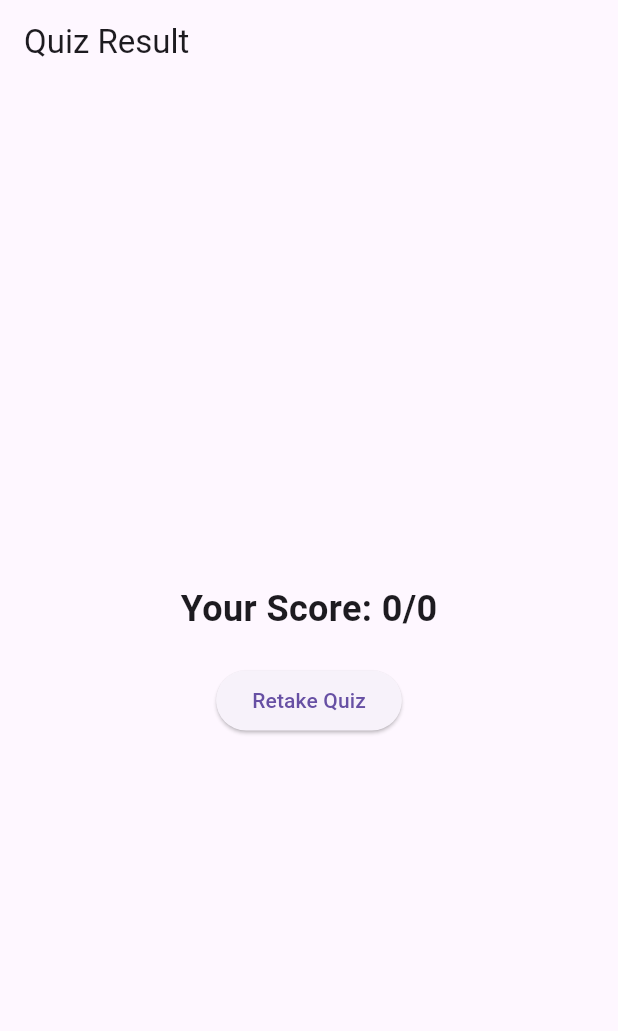
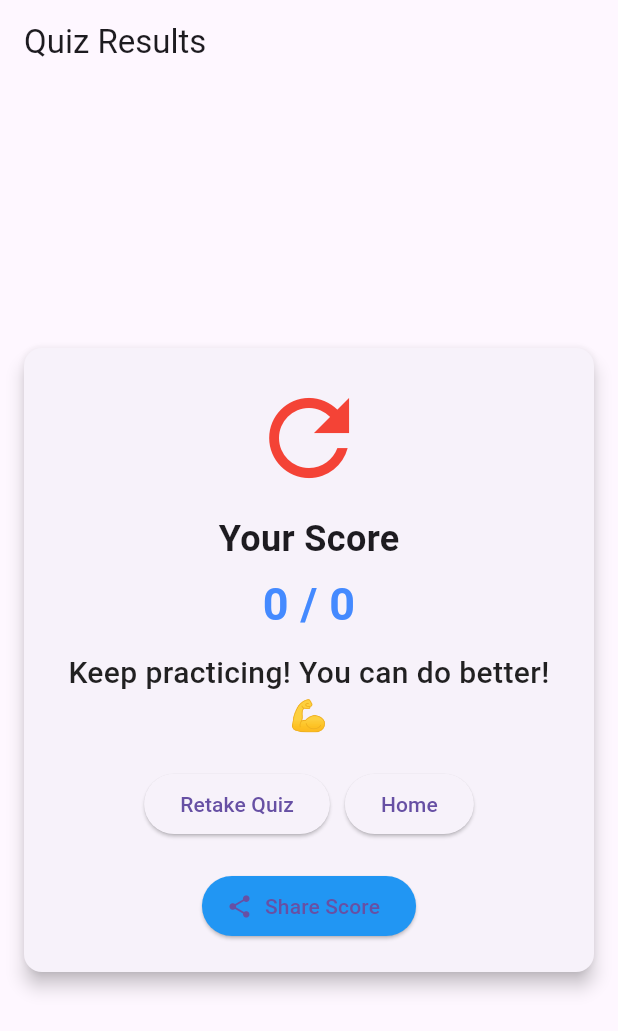
Before and after one commit to Sahansa1/GemQuest1, a Flutter app: the ResultScreen screen opened directly with empty values, on a phone screen of 412 x 824 dp. Shown: the top 1031 px of the screen. Run offline on Flutter 3.47's test engine with Material 3 defaults, Android fonts, the phone set to English and light mode, and no system bars; our stand-ins replace lottie.

Commit message:
result screen - scores, feedback

```diff
--- a/lib/result_screen.dart
+++ b/lib/result_screen.dart
@@ -1,4 +1,40 @@
+// import 'package:flutter/material.dart';
+
+// class ResultScreen extends StatelessWidget {
+//   final int score;
+//   final int totalQuestions;
+
+//   ResultScreen({required this.score, required this.totalQuestions});
+
+//   @override
+//   Widget build(BuildContext context) {
+//     return Scaffold(
+//       appBar: AppBar(title: Text('Quiz Result')),
+//       body: Center(
+//         child: Column(
+//           mainAxisAlignment: MainAxisAlignment.center,
+//           children: [
+//             Text(
+//               'Your Score: $score/$totalQuestions',
+//               style: TextStyle(fontSize: 24, fontWeight: FontWeight.bold),
+//             ),
+//             SizedBox(height: 20),
+//             ElevatedButton(
+//               onPressed: () {
+//                 Navigator.pop(context);
+//               },
+//               child: Text('Retake Quiz'),
+//             ),
+//           ],
+//         ),
+//       ),
+//     );
+//   }
+// }
+
 import 'package:flutter/material.dart';
+import 'home_screen.dart';
+import 'quiz_difficulty_screen.dart';
 
 class ResultScreen extends StatelessWidget {
   final int score;
@@ -8,26 +44,126 @@ class ResultScreen extends StatelessWidget {
 
   @override
   Widget build(BuildContext context) {
+    double percentage = (score / totalQuestions) * 100;
+    String feedback = _getFeedback(percentage);
+
     return Scaffold(
-      appBar: AppBar(title: Text('Quiz Result')),
+      appBar: AppBar(title: Text('Quiz Results')),
       body: Center(
+        child: Card(
+          margin: EdgeInsets.all(16),
+          shape:
+              RoundedRectangleBorder(borderRadius: BorderRadius.circular(12)),
+          elevation: 5,
+          child: Padding(
+            padding: const EdgeInsets.all(20.0),
             child: Column(
+              mainAxisSize: MainAxisSize.min,
+              children: [
+                Icon(
+                  _getIcon(percentage),
+                  size: 80,
+                  color: _getIconColor(percentage),
+                ),
+                SizedBox(height: 10),
+                Text(
+                  'Your Score',
+                  style: TextStyle(fontSize: 24, fontWeight: FontWeight.bold),
+                ),
+                SizedBox(height: 5),
+                Text(
+                  '$score / $totalQuestions',
+                  style: TextStyle(
+                      fontSize: 30,
+                      fontWeight: FontWeight.bold,
+                      color: Colors.blueAccent),
+                ),
+                SizedBox(height: 10),
+                Text(
+                  feedback,
+                  style: TextStyle(
+                      fontSize: 20,
+                      fontWeight: FontWeight.w500,
+                      color: Colors.black87),
+                  textAlign: TextAlign.center,
+                ),
+                SizedBox(height: 20),
+                Row(
                   mainAxisAlignment: MainAxisAlignment.center,
                   children: [
-            Text(
-              'Your Score: $score/$totalQuestions',
-              style: TextStyle(fontSize: 24, fontWeight: FontWeight.bold),
+                    ElevatedButton(
+                      onPressed: () {
+                        Navigator.pushReplacement(
+                          context,
+                          MaterialPageRoute(
+                              builder: (context) => QuizDifficultyScreen()),
+                        );
+                      },
+                      child: Text('Retake Quiz'),
+                    ),
+                    SizedBox(width: 10),
+                    ElevatedButton(
+                      onPressed: () {
+                        Navigator.pushReplacement(
+                          context,
+                          MaterialPageRoute(builder: (context) => HomeScreen()),
+                        );
+                      },
+                      child: Text('Home'),
+                    ),
+                  ],
                 ),
                 SizedBox(height: 20),
-            ElevatedButton(
-              onPressed: () {
-                Navigator.pop(context);
-              },
-              child: Text('Retake Quiz'),
+                ElevatedButton.icon(
+                  onPressed: () => _shareScore(context, score, totalQuestions),
+                  icon: Icon(Icons.share),
+                  label: Text('Share Score'),
+                  style: ElevatedButton.styleFrom(backgroundColor: Colors.blue),
                 ),
               ],
             ),
           ),
+        ),
+      ),
+    );
+  }
+
+  String _getFeedback(double percentage) {
+    if (percentage >= 80) {
+      return 'Excellent! You are a gem expert! 💎';
+    } else if (percentage >= 50) {
+      return 'Good job! Keep learning! 👍';
+    } else {
+      return 'Keep practicing! You can do better! 💪';
+    }
+  }
+
+  IconData _getIcon(double percentage) {
+    if (percentage >= 80) {
+      return Icons.emoji_events; // Trophy icon
+    } else if (percentage >= 50) {
+      return Icons.thumb_up; // Thumbs up icon
+    } else {
+      return Icons.refresh; // Try again icon
+    }
+  }
+
+  Color _getIconColor(double percentage) {
+    if (percentage >= 80) {
+      return Colors.green;
+    } else if (percentage >= 50) {
+      return Colors.orange;
+    } else {
+      return Colors.red;
+    }
+  }
+
+  void _shareScore(BuildContext context, int score, int totalQuestions) {
+    final String shareText =
+        "I scored $score out of $totalQuestions on the Gem Quiz! 💎 Try to beat my score!";
+    // Add sharing functionality here (e.g., Share plugin for Flutter)
+    ScaffoldMessenger.of(context).showSnackBar(
+      SnackBar(content: Text("Share feature coming soon!")),
     );
   }
 }
```
Lines whose indentation alone changed are shown as unchanged.
